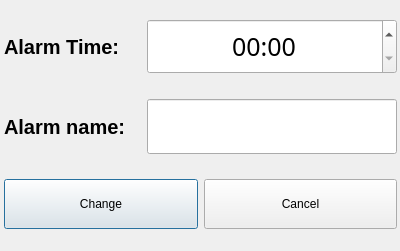
Old version of the form SmartTimer/changealarmdialog.ui in the repository secondYearProjects/SmartTimer.
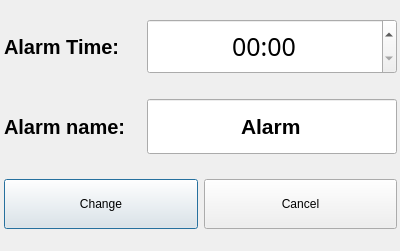
New version of the form.

Diff of the .ui file:
```diff
--- a/SmartTimer/changealarmdialog.ui
+++ b/SmartTimer/changealarmdialog.ui
@@ -129,6 +129,9 @@
           <bold>true</bold>
          </font>
         </property>
+        <property name="text">
+         <string>Alarm</string>
+        </property>
         <property name="maxLength">
          <number>25</number>
         </property>
```
